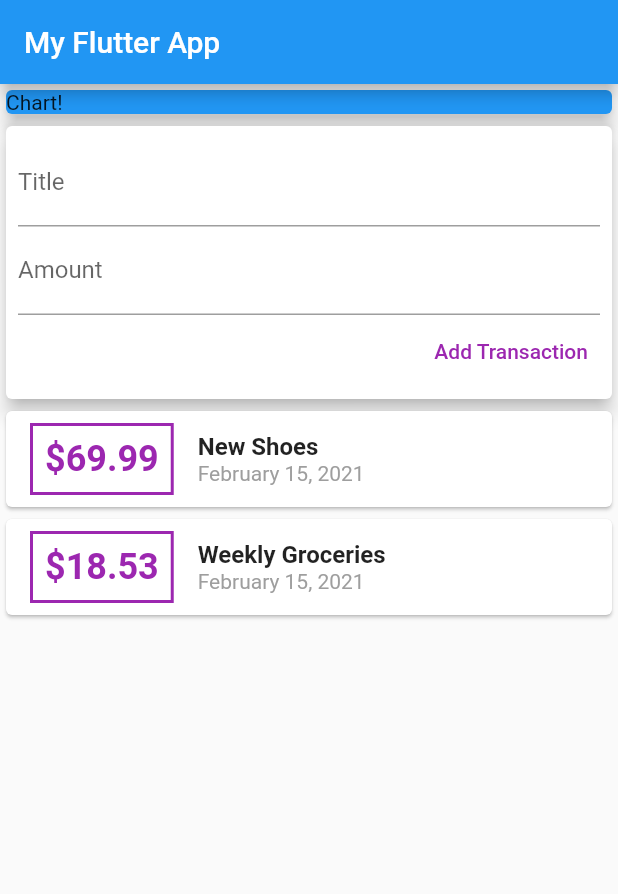
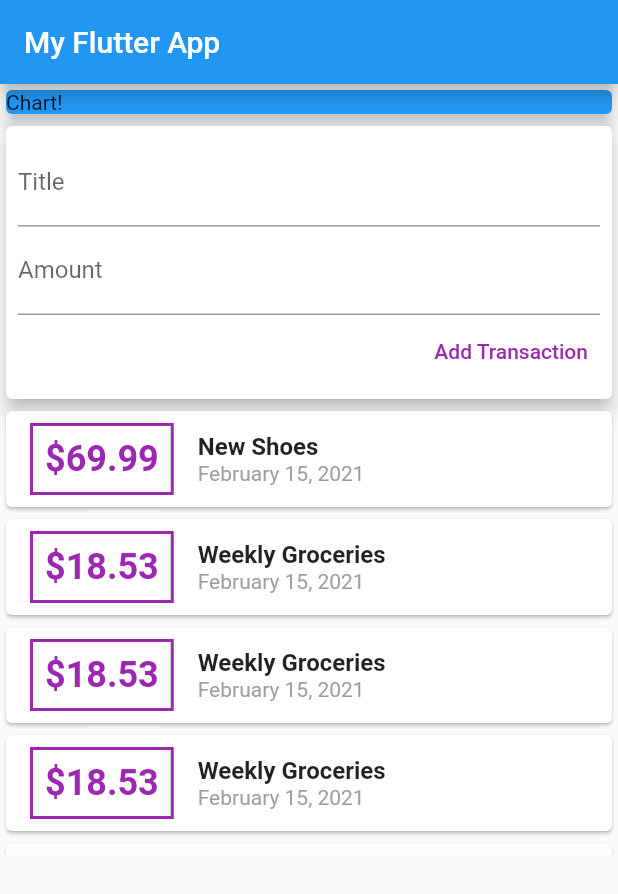
Before and after one commit to ajvelo/My-Expenses, a Flutter app: the screen it shows after launch, after a tap on "Add Transaction", on a phone screen of 412 x 824 dp. Shown: the top 894 px of the screen. Run offline on Flutter 3.47's test engine with Material 2 defaults, Android fonts, the phone set to English and light mode, and no system bars.

Commit message:
Add widgets

```diff
--- a/app/lib/main.dart
+++ b/app/lib/main.dart
@@ -1,7 +1,5 @@
+import 'package:app/widgets/user_transactions.dart';
 import 'package:flutter/material.dart';
-
-import 'transaction.dart';
-import 'package:intl/intl.dart';
 
 void main() {
   runApp(MyApp());
@@ -21,22 +19,14 @@ class MyApp extends StatelessWidget {
 }
 
 class MyHomePage extends StatelessWidget {
-  final List<Transaction> transactions = [
-    Transaction(
-        id: 't1', title: 'New Shoes', amount: 69.99, date: DateTime.now()),
-    Transaction(
-        id: 't2',
-        title: 'Weekly Groceries',
-        amount: 18.53,
-        date: DateTime.now()),
-  ];
   @override
   Widget build(BuildContext context) {
     return Scaffold(
       appBar: AppBar(
         title: Text('My Flutter App'),
       ),
-      body: Column(
+      body: SingleChildScrollView(
+        child: Column(
             crossAxisAlignment: CrossAxisAlignment.stretch,
             children: <Widget>[
               Container(
@@ -47,70 +37,9 @@ class MyHomePage extends StatelessWidget {
                   elevation: 5.0,
                 ),
               ),
-            Card(
-              elevation: 5.0,
-              child: Container(
-                padding: EdgeInsets.all(8.0),
-                child: Column(
-                  crossAxisAlignment: CrossAxisAlignment.end,
-                  children: <Widget>[
-                    TextField(
-                      decoration: InputDecoration(labelText: "Title"),
+              UserTransactions()
+            ]),
       ),
-                    TextField(
-                      decoration: InputDecoration(labelText: "Amount"),
-                    ),
-                    TextButton(
-                      onPressed: () {
-                        print("Done!");
-                      },
-                      child: Text('Add Transaction'),
-                      style: TextButton.styleFrom(primary: Colors.purple),
-                    )
-                  ],
-                ),
-              ),
-            ),
-            Column(
-              children: transactions.map((tx) {
-                return Card(
-                  child: Row(
-                    children: <Widget>[
-                      Container(
-                        margin: EdgeInsets.symmetric(
-                            vertical: 8.0, horizontal: 16.0),
-                        decoration: BoxDecoration(
-                            border:
-                                Border.all(color: Colors.purple, width: 2.0)),
-                        padding: EdgeInsets.all(8.0),
-                        child: Text(
-                          "\$${tx.amount.toString()}",
-                          style: TextStyle(
-                              fontWeight: FontWeight.bold,
-                              fontSize: 24.0,
-                              color: Colors.purple),
-                        ),
-                      ),
-                      Column(
-                        crossAxisAlignment: CrossAxisAlignment.start,
-                        children: [
-                          Text(
-                            tx.title,
-                            style: TextStyle(
-                                fontSize: 16, fontWeight: FontWeight.bold),
-                          ),
-                          Text(
-                            DateFormat('MMMM dd, yyyy').format(tx.date),
-                            style: TextStyle(color: Colors.grey),
-                          ),
-                        ],
-                      )
-                    ],
-                  ),
-                );
-              }).toList(),
-            )
-          ]),
     );
   }
 }
--- /dev/null
+++ b/app/lib/widgets/new_transaction.dart
@@ -0,0 +1,49 @@
+import 'package:flutter/material.dart';
+
+class NewTransaction extends StatelessWidget {
+  final titleController = TextEditingController();
+  final amountController = TextEditingController();
+
+  final Function addTx;
+
+  NewTransaction(this.addTx);
+
+  void submitData() {
+    final enteredTitle = titleController.text;
+    final enteredAmount = double.parse(amountController.text);
+    if (enteredTitle.isEmpty || enteredAmount <= 0) {
+      return;
+    }
+    addTx(enteredTitle, enteredAmount);
+  }
+
+  @override
+  Widget build(BuildContext context) {
+    return Card(
+      elevation: 5.0,
+      child: Container(
+        padding: EdgeInsets.all(8.0),
+        child: Column(
+          crossAxisAlignment: CrossAxisAlignment.end,
+          children: <Widget>[
+            TextField(
+              decoration: InputDecoration(labelText: "Title"),
+              controller: titleController,
+            ),
+            TextField(
+              decoration: InputDecoration(labelText: "Amount"),
+              controller: amountController,
+              keyboardType: TextInputType.numberWithOptions(decimal: true),
+              onSubmitted: (_) => submitData(),
+            ),
+            TextButton(
+              onPressed: () => submitData(),
+              child: Text('Add Transaction'),
+              style: TextButton.styleFrom(primary: Colors.purple),
+            )
+          ],
+        ),
+      ),
+    );
+  }
+}
--- /dev/null
+++ b/app/lib/widgets/transaction_list.dart
@@ -0,0 +1,53 @@
+import 'package:app/models/transaction.dart';
+import 'package:flutter/material.dart';
+import 'package:intl/intl.dart';
+
+class TransactionList extends StatelessWidget {
+  final List<Transaction> transactions;
+  TransactionList(this.transactions);
+  @override
+  Widget build(BuildContext context) {
+    return Container(
+      height: 300,
+      child: ListView.builder(
+        itemBuilder: (context, index) {
+          return Card(
+            child: Row(
+              children: <Widget>[
+                Container(
+                  margin: EdgeInsets.symmetric(vertical: 8.0, horizontal: 16.0),
+                  decoration: BoxDecoration(
+                      border: Border.all(color: Colors.purple, width: 2.0)),
+                  padding: EdgeInsets.all(8.0),
+                  child: Text(
+                    "\$${transactions[index].amount.toStringAsFixed(2)}",
+                    style: TextStyle(
+                        fontWeight: FontWeight.bold,
+                        fontSize: 24.0,
+                        color: Colors.purple),
+                  ),
+                ),
+                Column(
+                  crossAxisAlignment: CrossAxisAlignment.start,
+                  children: [
+                    Text(
+                      transactions[index].title,
+                      style:
+                          TextStyle(fontSize: 16, fontWeight: FontWeight.bold),
+                    ),
+                    Text(
+                      DateFormat('MMMM dd, yyyy')
+                          .format(transactions[index].date),
+                      style: TextStyle(color: Colors.grey),
+                    ),
+                  ],
+                )
+              ],
+            ),
+          );
+        },
+        itemCount: transactions.length,
+      ),
+    );
+  }
+}
--- /dev/null
+++ b/app/lib/widgets/user_transactions.dart
@@ -0,0 +1,68 @@
+import 'package:app/models/transaction.dart';
+import 'package:app/widgets/new_transaction.dart';
+import 'package:app/widgets/transaction_list.dart';
+import 'package:flutter/material.dart';
+
+class UserTransactions extends StatefulWidget {
+  @override
+  _UserTransactionsState createState() => _UserTransactionsState();
+}
+
+class _UserTransactionsState extends State<UserTransactions> {
+  final List<Transaction> _userTransactions = [
+    Transaction(
+        id: 't1', title: 'New Shoes', amount: 69.99, date: DateTime.now()),
+    Transaction(
+        id: 't2',
+        title: 'Weekly Groceries',
+        amount: 18.53,
+        date: DateTime.now()),
+    Transaction(
+        id: 't2',
+        title: 'Weekly Groceries',
+        amount: 18.53,
+        date: DateTime.now()),
+    Transaction(
+        id: 't2',
+        title: 'Weekly Groceries',
+        amount: 18.53,
+        date: DateTime.now()),
+    Transaction(
+        id: 't2',
+        title: 'Weekly Groceries',
+        amount: 18.53,
+        date: DateTime.now()),
+    Transaction(
+        id: 't2',
+        title: 'Weekly Groceries',
+        amount: 18.53,
+        date: DateTime.now()),
+    Transaction(
+        id: 't2',
+        title: 'Weekly Groceries',
+        amount: 18.53,
+        date: DateTime.now()),
+  ];
+
+  void _addNewTransaction(String title, double amount) {
+    final newTx = Transaction(
+        id: DateTime.now().toString(),
+        title: title,
+        amount: amount,
+        date: DateTime.now());
+
+    setState(() {
+      _userTransactions.add(newTx);
+    });
+  }
+
+  @override
+  Widget build(BuildContext context) {
+    return Column(
+      children: [
+        NewTransaction(_addNewTransaction),
+        TransactionList(_userTransactions)
+      ],
+    );
+  }
+}
```
Also changed, not shown: app/lib/models/transaction.dart (renamed from app/lib/transaction.dart). Lines whose indentation alone changed are shown as unchanged.
